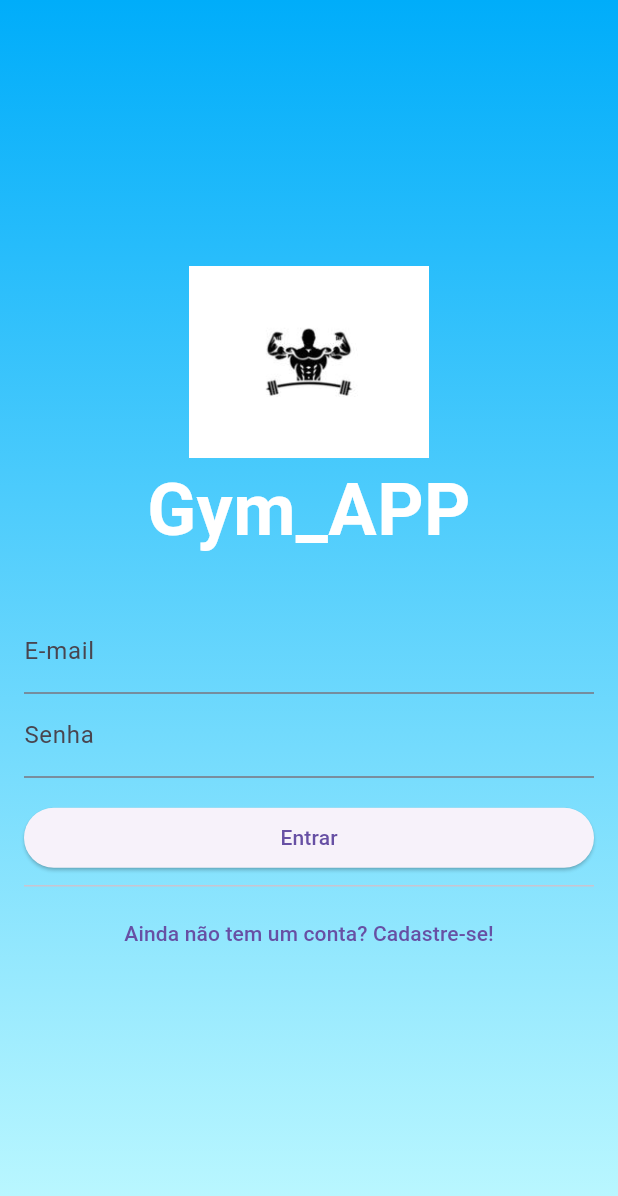
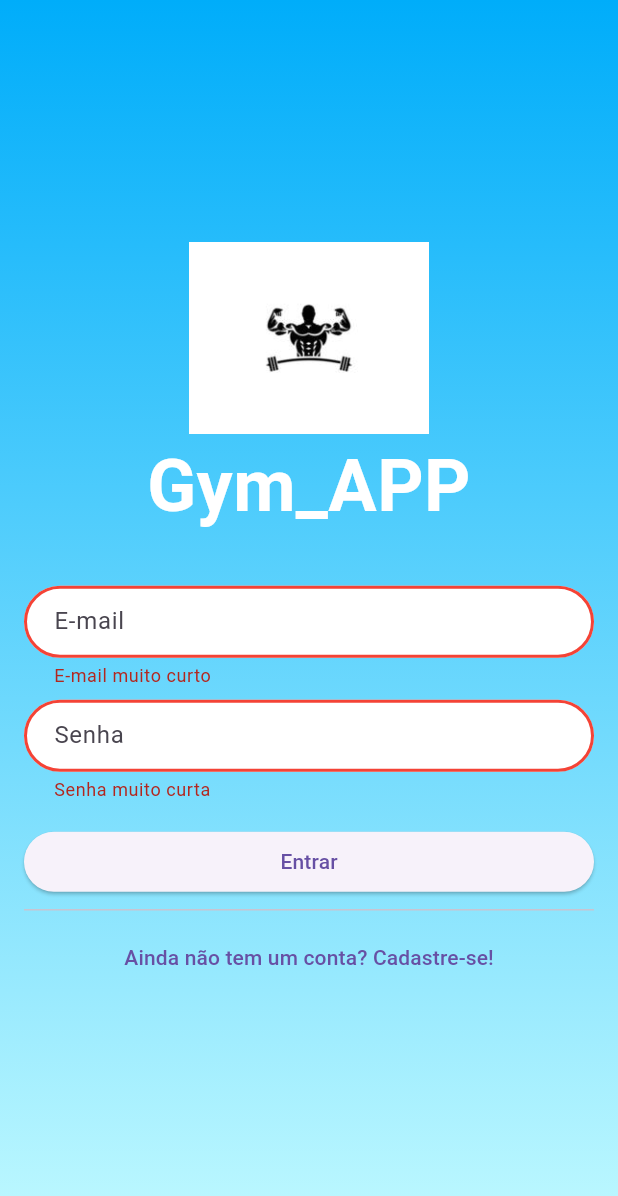
Before and after one commit to YasminSouzaL/repos_tes, a Flutter app: the screen it shows after launch, after a tap on "Entrar", on a phone screen of 412 x 824 dp. Shown: the top 1196 px of the screen. Run offline on Flutter 3.47's test engine with Material 3 defaults, Android fonts, the phone set to English and light mode, and no system bars.

Commit message:
Todas as telas

```diff
--- /dev/null
+++ b/primeira/lib/componentes/stylo_campo_au.dart
@@ -0,0 +1,42 @@
+import 'package:flutter/material.dart';
+import 'package:flutter_primeiroapp/_comum/minhas_cores.dart';
+
+InputDecoration getAuthenticationInputDecoration(String label){
+  return InputDecoration(
+    hintText: label,
+    fillColor: Colors.white,
+    filled: true,
+    contentPadding: EdgeInsets.fromLTRB(16, 8, 16, 8),
+    border: OutlineInputBorder(
+      borderRadius: BorderRadius.circular(64),
+    ),
+    enabledBorder: OutlineInputBorder(
+      borderRadius: BorderRadius.circular(64),
+      borderSide: const BorderSide(
+        color: Colors.black,
+        width: 2,
+      ),
+    ),
+    focusedBorder: OutlineInputBorder(
+      borderRadius: BorderRadius.circular(64),
+      borderSide: const BorderSide(
+        color: MinhasCores.azulEscuro,
+        width: 4,
+      ),
+    ),
+    errorBorder: OutlineInputBorder(
+      borderRadius: BorderRadius.circular(64),
+      borderSide: const BorderSide(
+        color: Colors.red,
+        width: 2,
+      ),
+    ),
+    focusedErrorBorder: OutlineInputBorder(
+      borderRadius: BorderRadius.circular(64),
+      borderSide: const BorderSide(
+        color: Colors.red,
+        width: 4,
+      ),
+    ),
+  );
+}
--- a/primeira/lib/main.dart
+++ b/primeira/lib/main.dart
@@ -1,6 +1,6 @@
 import 'package:flutter/material.dart';
 import 'package:flutter_primeiroapp/telas/autenticacao_tela.dart';
-import 'package:flutter_primeiroapp/telas/exe_tela.dart';
+//import 'package:flutter_primeiroapp/telas/exe_tela.dart';
 
 void main() {
   runApp(const MyApp());
--- a/primeira/lib/telas/autenticacao_tela.dart
+++ b/primeira/lib/telas/autenticacao_tela.dart
@@ -1,5 +1,6 @@
 import 'package:flutter/material.dart';
 import 'package:flutter_primeiroapp/_comum/minhas_cores.dart';
+import 'package:flutter_primeiroapp/componentes/stylo_campo_au.dart';
 
 class AutenticacaoTela extends StatefulWidget {
   const AutenticacaoTela({super.key});
@@ -10,6 +11,7 @@ class AutenticacaoTela extends StatefulWidget {
 
 class _AutenticacaoTelaState extends State<AutenticacaoTela> {
   bool queroEntrar = true;
+  final _formKey = GlobalKey<FormState>();
   @override
   Widget build(BuildContext context) {
     return Scaffold(
@@ -31,6 +33,7 @@ class _AutenticacaoTelaState extends State<AutenticacaoTela> {
           Padding(
             padding: const EdgeInsets.all(16.0),
             child: Form(
+              key: _formKey,
               child: Center(
                 child: SingleChildScrollView(
                   child: Column(
@@ -47,38 +50,74 @@ class _AutenticacaoTelaState extends State<AutenticacaoTela> {
                           color: Colors.white,
                         ),
                       ),
-                      SizedBox(height: 32,),
+                      const SizedBox(height: 32,),
                       TextFormField(
-                        decoration: const InputDecoration(
-                          label: Text("E-mail"),)
+                        decoration: getAuthenticationInputDecoration("E-mail"),
+                        validator: (String? value){
+                          if(value == null){
+                            return "E-mail é obrigatório";
+                          }
+                          if(value.length < 5){
+                            return "E-mail muito curto";
+                          }
+                          if(!value.contains("@")){
+                            return "E-mail inválido";
+                          }
+                          return null;
+                        },
                       ),
+                      const SizedBox(height: 8,),
                       TextFormField(
-                        decoration: const InputDecoration(
-                          label: Text("Senha"),
-                        ),
+                        decoration: getAuthenticationInputDecoration("Senha"),
                         obscureText: true,
+                        validator: (String? value){
+                          if(value == null){
+                            return "Senha é obrigatória";
+                          }
+                          if(value.length < 6){
+                            return "Senha muito curta";
+                          }
+                          return null;
+                        },
                       ),
                       Visibility(
                         visible: !queroEntrar,
                         child: Column(
                           children: [
                             TextFormField(
-                              decoration: const InputDecoration(
-                                label: Text("Confirmação de Senha"),
-                              ),
+                              decoration:getAuthenticationInputDecoration("Confimar a Senha"),
                               obscureText: true,
+                              validator: (String? value){
+                                if(value == null){
+                                  return "Confirmação de senha é obrigatória";
+                                }
+                                if(value.length < 6){
+                                  return "Senha muito curta";
+                                }
+                                return null;
+                              },
                             ),
+                            const SizedBox(height: 8,),
                             TextFormField(
-                              decoration: const InputDecoration(
-                                label: Text("Nome"),
-                              ),
+                              decoration: getAuthenticationInputDecoration("Nome"),
+                              validator: (String? value){
+                                if(value == null){
+                                  return "Nome é obrigatório";
+                                }
+                                if(value.length < 3){
+                                  return "Nome muito curto";
+                                }
+                                return null;
+                              },
                             ),
                           ],
                         ),
                       ),
                       SizedBox(height: 16,),
                       ElevatedButton(
-                        onPressed: (){},
+                        onPressed: (){
+                          botaoPrincipalClicado();
+                        },
                         child: Text(queroEntrar ? "Entrar" : "Cadastrar"),
                       ),
                       Divider(),
@@ -100,4 +139,11 @@ class _AutenticacaoTelaState extends State<AutenticacaoTela> {
       ),
     );
   }
+  botaoPrincipalClicado(){
+    if(_formKey.currentState!.validate()){
+      print("Form Válido!");
+    }else{
+      print("Form Inválido!");
+    }
+  }
 }
```
